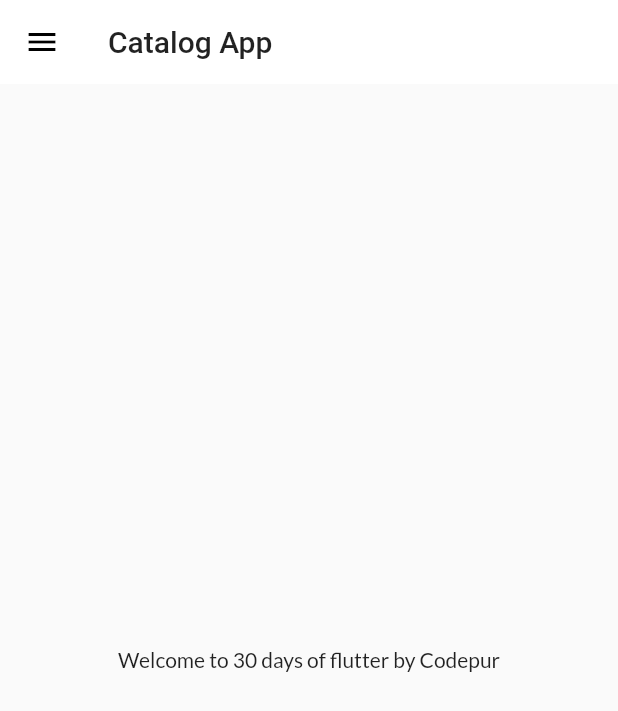
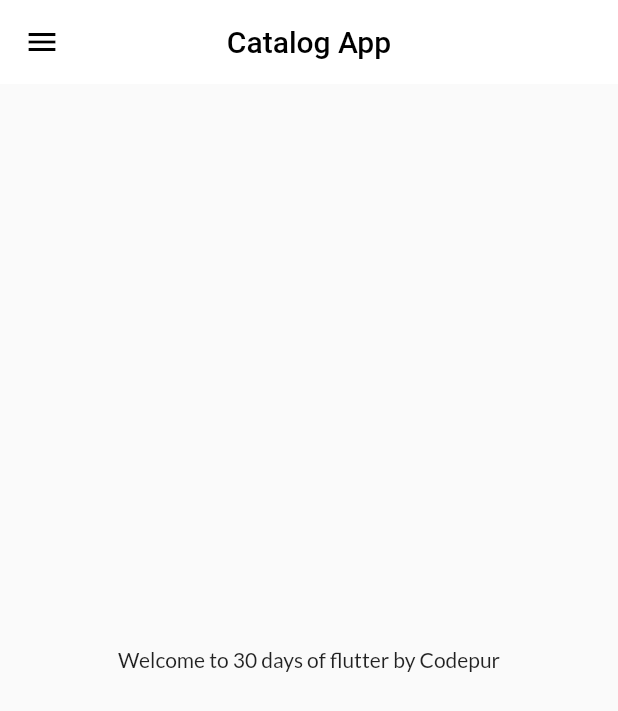
Before and after one commit to bobbysihalath/flutter_first, a Flutter app: the screen it shows after launch, on a phone screen of 412 x 824 dp. Shown: the top 711 px of the screen. Run offline on Flutter 3.47's test engine with Material 2 defaults, Android fonts, the phone set to English and light mode, and no system bars; our stand-ins replace google_fonts.

```diff
--- a/lib/models/catalog.dart
+++ b/lib/models/catalog.dart
@@ -17,5 +17,5 @@ final products = [Item(
   desc: "Apple Iphone 12th generation",
   price: 999,
   color: "#33505a",
-  image: "https"
+  image: "https://encrypted-tbn0.gstatic.com/images?q=tbn:ANd9GcRISJ6msIu4AU9_M9ZnJVQVFmfuhfyJjEtbUm3ZK11_8IV9TV25-1uM5wHjiFNwKy99w0mR5Hk&usqp=CAc"
 )];
--- a/lib/pages/home_page.dart
+++ b/lib/pages/home_page.dart
@@ -9,12 +9,10 @@ class HomePage extends StatelessWidget {
   Widget build(BuildContext context) {
     return Scaffold(
       appBar: AppBar(
-       // backgroundColor: Colors.white,
-       // elevation: 0.0,
-       // iconTheme: IconThemeData(color: Colors.black),
+        centerTitle: true,
         title: Text(
           "Catalog App",
-         // style: TextStyle(color: Colors.black),
+          style: TextStyle(color: Colors.black),
         ),
       ),
       body: Center(
--- a/lib/widgets/drawer.dart
+++ b/lib/widgets/drawer.dart
@@ -20,6 +20,7 @@ class MyDrawer extends StatelessWidget {
                 accountName: Text("Bobby SIHALATH", style: TextStyle(color: Colors.white)),
                 accountEmail: Text("Bobby.3331199@gmail.com", style: TextStyle(color: Colors.white)),
                 currentAccountPicture: CircleAvatar(
+                  radius: 50.0,
                   backgroundImage: NetworkImage(imageUrl),
                 ),
               ),
```
